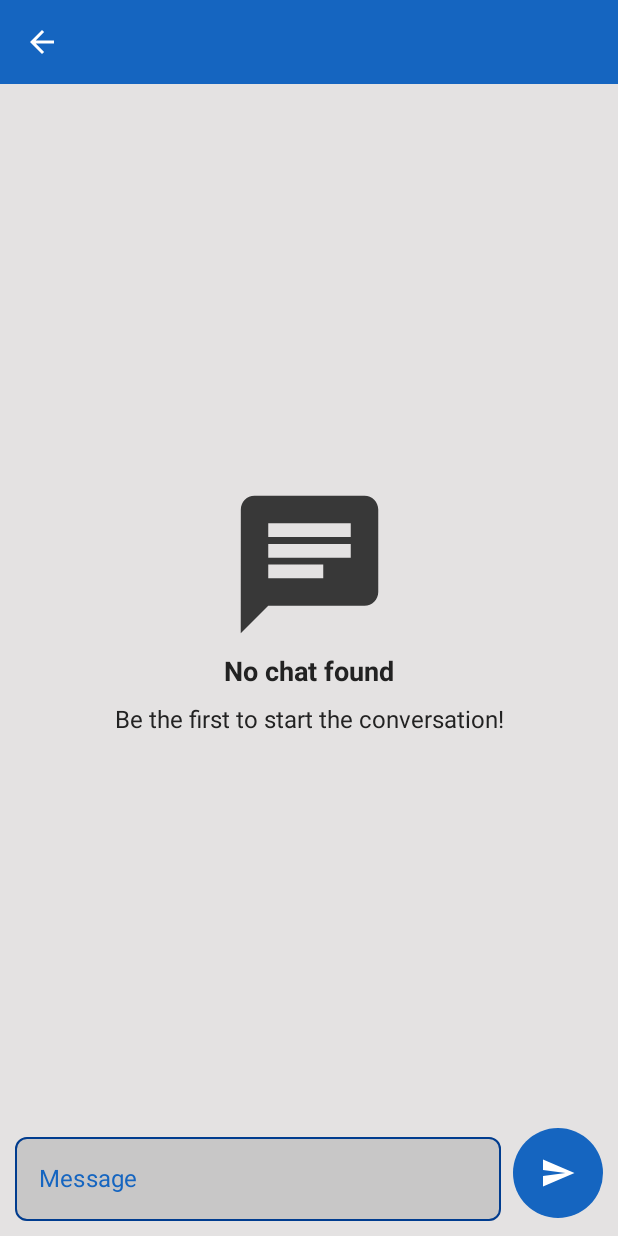
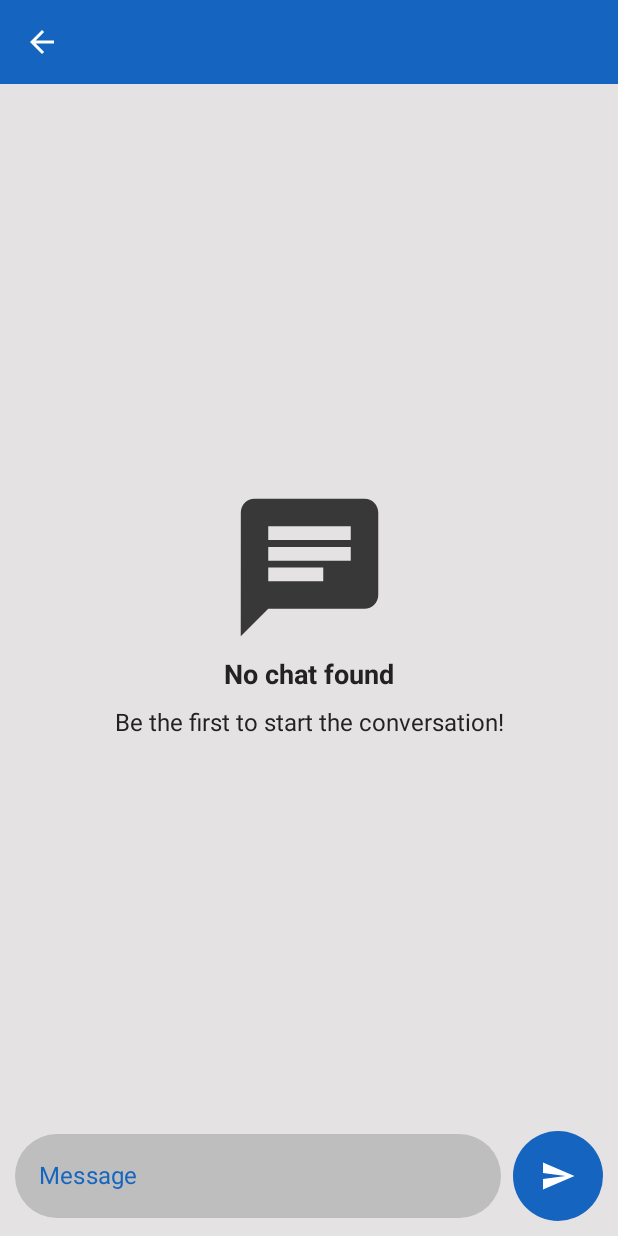
Before and after one commit to jsericksk/Simple-Chat, an Android app built with Jetpack Compose: the composable ChatScreen called with empty values, on a phone screen of 412 x 824 dp. Run offline under Robolectric (Android 15) with nearby library versions, the phone set to English and light mode, and no system bars; our stand-ins replace Dagger/Hilt's generated code, Firebase (no records; nobody signed in at launch, a user with empty details on screens opened directly), livedata-compose; 2 statements that could not run were skipped.

Commit message:
TextField chat improvements

```diff
--- a/app/src/main/java/com/kproject/simplechat/ui/screens/ChatScreen.kt
+++ b/app/src/main/java/com/kproject/simplechat/ui/screens/ChatScreen.kt
@@ -32,6 +32,7 @@ import com.kproject.simplechat.model.Message
 import com.kproject.simplechat.ui.screens.components.ChatTopBar
 import com.kproject.simplechat.ui.screens.components.EmptyListInfo
 import com.kproject.simplechat.ui.screens.components.LoadingProgressIndicator
+import com.kproject.simplechat.ui.theme.ChatTextFieldBackgroundColor
 import com.kproject.simplechat.ui.theme.TextDefaultColor
 import com.kproject.simplechat.ui.theme.TextFieldFocusedIndicatorColor
 import com.kproject.simplechat.ui.theme.TextFieldUnfocusedIndicatorColor
@@ -103,7 +104,7 @@ fun ChatScreen(
                 modifier = Modifier
                     .fillMaxWidth()
             ) {
-                OutlinedTextField(
+                TextField(
                     value = message.value,
                     onValueChange = { value ->
                         message.value = value
@@ -112,15 +113,22 @@ fun ChatScreen(
                         color = MaterialTheme.colors.TextDefaultColor,
                         fontSize = 18.sp
                     ),
-                    label = { Text(text = stringResource(id = R.string.message)) },
+                    placeholder = {
+                        Text(
+                            text = stringResource(id = R.string.message),
+                            color = MaterialTheme.colors.TextFieldFocusedIndicatorColor
+                        )
+                    },
                     maxLines = 4,
-                    shape = CircleShape.copy(CornerSize(8.dp)),
+                    shape = CircleShape,
                     colors = TextFieldDefaults.textFieldColors(
-                        cursorColor = Color.DarkGray,
+                        cursorColor = MaterialTheme.colors.TextDefaultColor,
+                        backgroundColor = MaterialTheme.colors.ChatTextFieldBackgroundColor,
                         leadingIconColor = Color.White,
                         trailingIconColor = Color.White,
-                        focusedIndicatorColor = MaterialTheme.colors.TextFieldFocusedIndicatorColor,
-                        unfocusedIndicatorColor = MaterialTheme.colors.TextFieldUnfocusedIndicatorColor,
+                        focusedIndicatorColor = Color.Transparent,
+                        unfocusedIndicatorColor = Color.Transparent,
+                        disabledIndicatorColor = Color.Transparent,
                         focusedLabelColor = MaterialTheme.colors.TextFieldUnfocusedIndicatorColor,
                         unfocusedLabelColor = MaterialTheme.colors.TextFieldFocusedIndicatorColor,
                     ),
@@ -140,7 +148,10 @@ fun ChatScreen(
                         .clip(CircleShape)
                         .background(color = MaterialTheme.colors.onSecondary)
                         .clickable {
-                            if (message.value.trim().isNotEmpty()) {
+                            if (message.value
+                                    .trim()
+                                    .isNotEmpty()
+                            ) {
                                 chatViewModel.sendMessage(
                                     message = message.value,
                                     senderId = FirebaseAuth.getInstance().currentUser?.uid!!,
--- a/app/src/main/java/com/kproject/simplechat/ui/theme/Color.kt
+++ b/app/src/main/java/com/kproject/simplechat/ui/theme/Color.kt
@@ -12,6 +12,7 @@ val PrimaryDark = Color(0xFF104B8F)
 val PrimaryVariantDark = Color(0xFF012E6D)
 val TextDefaultColorDark = Color(0xFFC5C5C5)
 val IconDefaultColorDark = Color(0xFF888888)
+val ChatTextFieldBackgroundColorDark = Color(0xFF252525)
 
 // Light Theme
 val BackgroundLight = Color(0xFFE4E2E2)
@@ -20,6 +21,7 @@ val PrimaryVariantLight = Color(0xFF003C8F)
 val Secondary = Color(0xFF1565C0)
 val TextDefaultColorLight = Color(0xFF222222)
 val IconDefaultColorLight = Color(0xFF383838)
+val ChatTextFieldBackgroundColorLight = Color(0xFFBEBEBE)
 
 val Colors.TextDefaultColor: Color
     @Composable get() = if (isLight) TextDefaultColorLight else TextDefaultColorDark
@@ -29,3 +31,5 @@ val Colors.TextFieldFocusedIndicatorColor: Color
     @Composable get() = if (isLight) PrimaryLight else PrimaryDark
 val Colors.TextFieldUnfocusedIndicatorColor: Color
     @Composable get() = if (isLight) PrimaryVariantLight else PrimaryVariantDark
+val Colors.ChatTextFieldBackgroundColor: Color
+    @Composable get() = if (isLight) ChatTextFieldBackgroundColorLight else ChatTextFieldBackgroundColorDark
```
